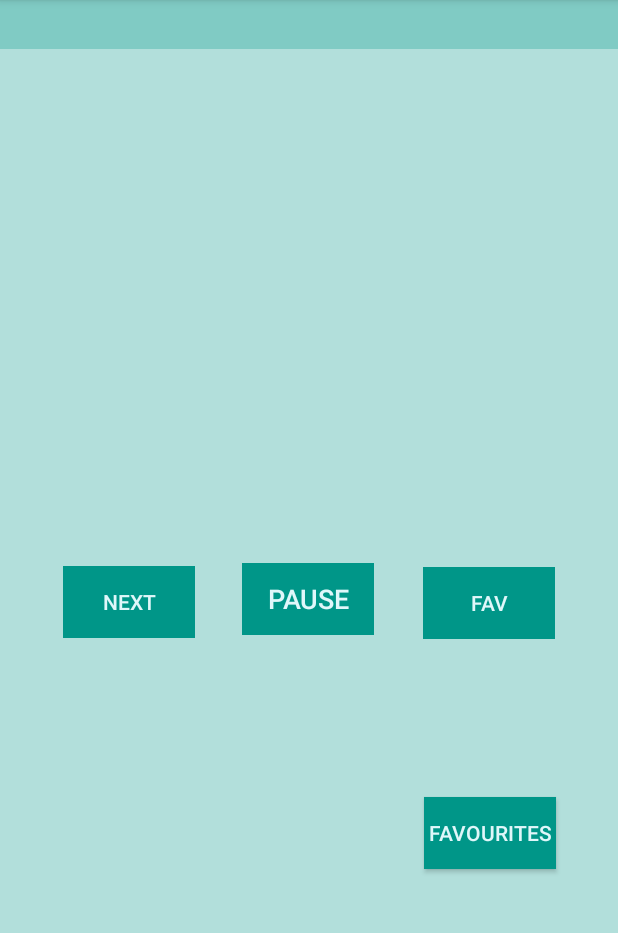
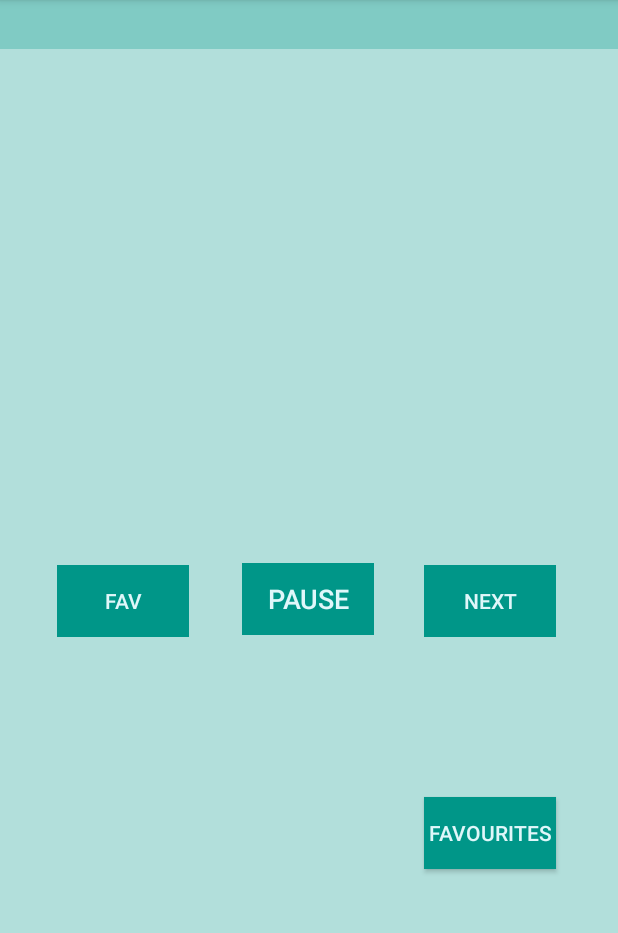
Before and after one commit to iam-Myr/Weather_Tunes, an Android app: the screen it shows after launch (MainActivity), on a phone screen of 412 x 824 dp, the part 84-1017 px from its top. Run offline under Robolectric (Android 15) with nearby library versions, the phone set to English and light mode, and no system bars; our stand-ins replace Picasso; pictures from the network do not load.

Commit message:
Made Track Parcelable, now Main screen gets updated

```diff
--- a/app/src/main/java/com/example/weathertunes/FavouritesAdapter.java
+++ b/app/src/main/java/com/example/weathertunes/FavouritesAdapter.java
@@ -101,6 +101,4 @@ public class FavouritesAdapter extends ArrayAdapter<Track> {
     }
 
 
-
-
 }
--- a/app/src/main/java/com/example/weathertunes/MainActivity.java
+++ b/app/src/main/java/com/example/weathertunes/MainActivity.java
@@ -27,6 +27,7 @@ import java.util.ArrayList;
 import java.util.Arrays;
 import java.util.Collections;
 import java.util.List;
+import java.util.Random;
 
 import static android.Manifest.permission.ACCESS_FINE_LOCATION;
 import static android.content.pm.ActivityInfo.SCREEN_ORIENTATION_PORTRAIT;
@@ -90,9 +91,11 @@ public class MainActivity extends AppCompatActivity implements FetchWeatherTask.
         double longitude;
         double latitude;
         if(location == null){
-            latitude = 34.3666; //33.74900;
-            longitude = 25.9507;//84.38798;
-            Toast.makeText(getApplicationContext(), "Couldn't find location! You are now in Atlanta", Toast.LENGTH_SHORT).show();
+            latitude = new Random().nextInt(90 + 90) - 90;
+            longitude = new Random().nextInt(180 + 180) - 180;
+            Log.d("MYR","Coords: " + latitude +" and "+ longitude);
+            Toast.makeText(getApplicationContext(),
+                    "Couldn't find location! You are now in a random place in the world....", Toast.LENGTH_LONG).show();
         }
         else {
             longitude = location.getLongitude();
@@ -214,20 +217,6 @@ public class MainActivity extends AppCompatActivity implements FetchWeatherTask.
                 }
             }
         });
-
-       /* loopCheck.setOnClickListener(new View.OnClickListener() {
-            @Override
-            public void onClick(View v) {
-                if(mediaPlayer.isPlaying()){
-                    if (loopCheck.isChecked())
-                        mediaPlayer.setLooping(true);
-                    else
-                        mediaPlayer.setLooping(false);
-                }
-            }
-        });
-
-        */
     }
 
 
@@ -245,9 +234,8 @@ public class MainActivity extends AppCompatActivity implements FetchWeatherTask.
         if (requestCode == 1){
             if (resultCode == RESULT_OK && data != null){
                 if (MEDIAPLAYER_STARTED){
-                    //currentTrack.setName(data.getStringExtra("name"));
-                    //currentTrack.setImage(data.getStringExtra("image"));
-                    playTrack(data.getStringExtra("url"));
+                    this.currentTrack = data.getParcelableExtra("track");
+                    playTrack(currentTrack.getAudio_url());
                 }
             }
         }
@@ -257,6 +245,7 @@ public class MainActivity extends AppCompatActivity implements FetchWeatherTask.
     public void onWeatherFetchCompleted(String[] result) {
         if(result != null) {
             weather = result;
+            if (weather[0].equals("")) weather[0] = "Sea";
             weatherTxt.setText(weather[0] + " - " + weather[1]);
             WEATHER_FETCHED = true;
         }
--- a/app/src/main/res/layout/activity_main.xml
+++ b/app/src/main/res/layout/activity_main.xml
@@ -16,11 +16,11 @@
         android:textColor="#E0F7FA"
         android:textSize="14sp"
         app:layout_constraintBottom_toBottomOf="parent"
-        app:layout_constraintEnd_toStartOf="@+id/pauseBtn"
-        app:layout_constraintHorizontal_bias="0.573"
-        app:layout_constraintStart_toStartOf="parent"
+        app:layout_constraintEnd_toEndOf="parent"
+        app:layout_constraintHorizontal_bias="0.445"
+        app:layout_constraintStart_toEndOf="@+id/pauseBtn"
         app:layout_constraintTop_toBottomOf="@+id/playingTxt"
-        app:layout_constraintVertical_bias="0.094" />
+        app:layout_constraintVertical_bias="0.091" />
 
     <TextView
         android:id="@+id/playingTxt"
@@ -43,11 +43,11 @@
         android:text="FAV"
         android:textColor="#E0F7FA"
         app:layout_constraintBottom_toBottomOf="parent"
-        app:layout_constraintEnd_toEndOf="parent"
-        app:layout_constraintHorizontal_bias="0.437"
-        app:layout_constraintStart_toEndOf="@+id/pauseBtn"
+        app:layout_constraintEnd_toStartOf="@+id/pauseBtn"
+        app:layout_constraintHorizontal_bias="0.52"
+        app:layout_constraintStart_toStartOf="parent"
         app:layout_constraintTop_toBottomOf="@+id/playingTxt"
-        app:layout_constraintVertical_bias="0.095" />
+        app:layout_constraintVertical_bias="0.091" />
 
     <TextView
         android:id="@+id/weatherTxt"
@@ -94,10 +94,10 @@
         android:id="@+id/pauseBtn"
         android:layout_width="wrap_content"
         android:layout_height="wrap_content"
+        android:background="#009688"
         android:text="PAUSE"
+        android:textColor="#E0F7FA"
         android:textSize="18sp"
-        android:background="#009688"
-        android:textColor="#E0F7FA"
         app:layout_constraintBottom_toBottomOf="parent"
         app:layout_constraintEnd_toEndOf="parent"
         app:layout_constraintHorizontal_bias="0.498"
```
Also changed, not shown: app/src/main/java/com/example/weathertunes/FavouritesActivity.java (+1 -19 lines), app/src/main/java/com/example/weathertunes/Track.java (+45 -13 lines).
